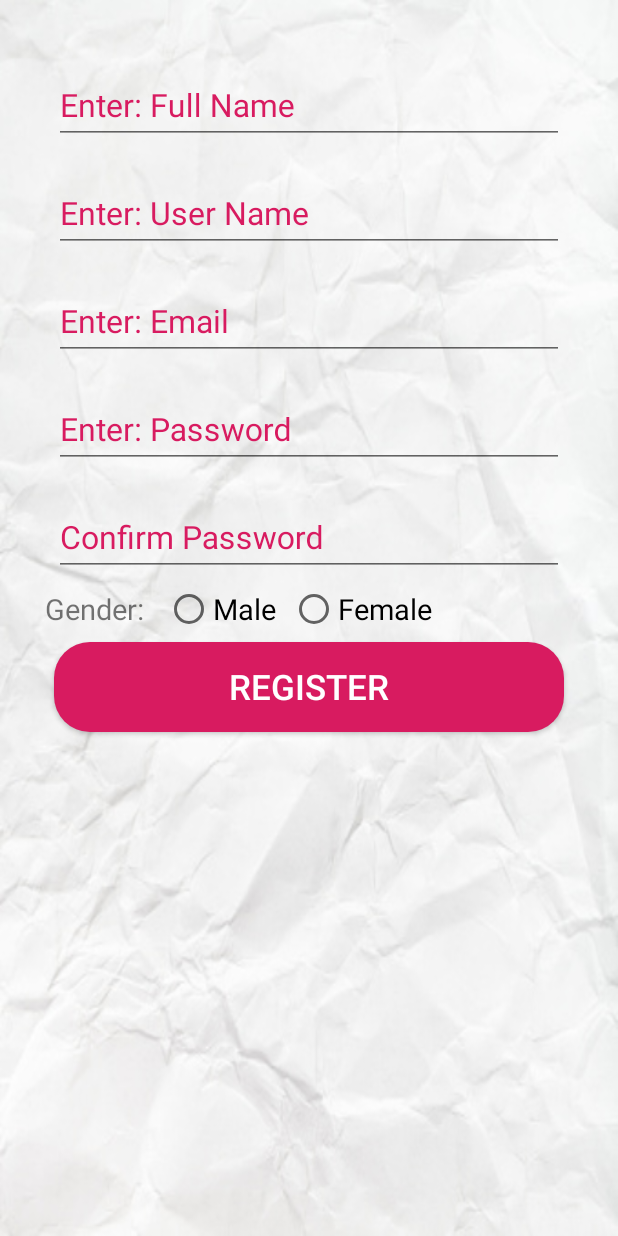
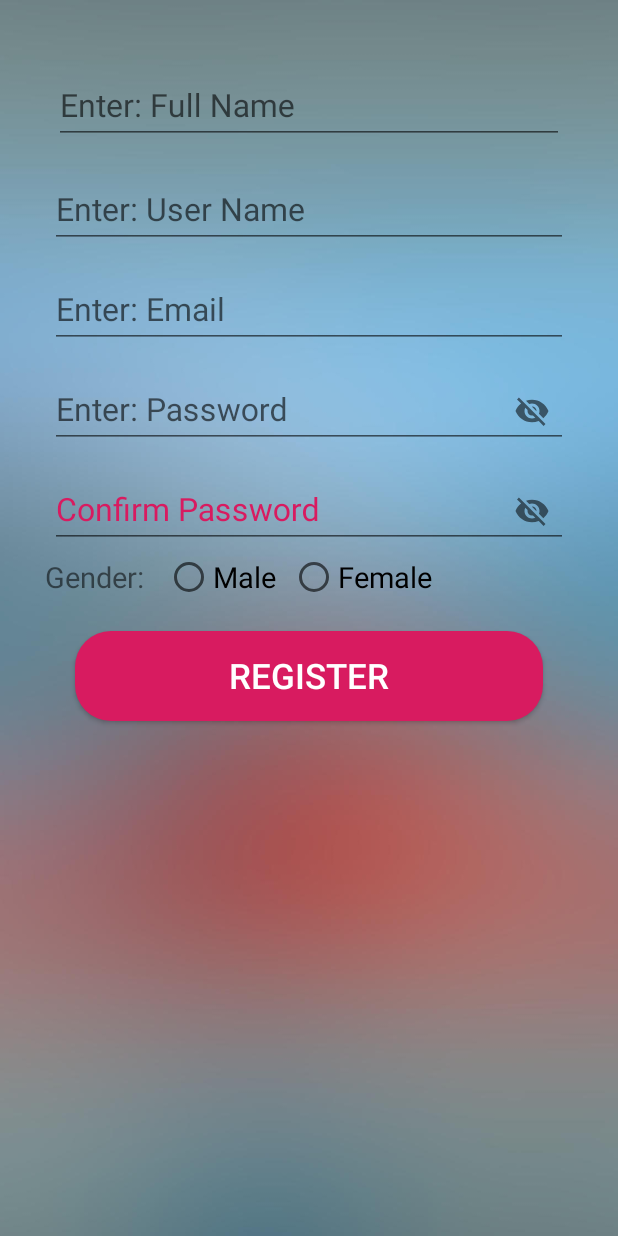
Before and after one commit to ShuvasRayamajhi/AndroidTouristApp, an Android app: the layout activity_sign__form.xml on its own in the app's theme, with its tools: preview values and no code run, on a phone screen of 412 x 824 dp. Run offline under Robolectric (Android 15) with nearby library versions, the phone set to English and light mode, and no system bars.

Commit message:
done material layout design for log in form

```diff
--- a/app/src/main/java/com/rayamajs/cwapp/Sign_Form.java
+++ b/app/src/main/java/com/rayamajs/cwapp/Sign_Form.java
@@ -10,5 +10,6 @@ public class Sign_Form extends AppCompatActivity {
     protected void onCreate(Bundle savedInstanceState) {
         super.onCreate(savedInstanceState);
         setContentView(R.layout.activity_sign__form);
+        getSupportActionBar().setTitle("Register");
     }
 }
--- a/app/src/main/res/layout/activity_sign__form.xml
+++ b/app/src/main/res/layout/activity_sign__form.xml
@@ -4,7 +4,7 @@
     xmlns:tools="http://schemas.android.com/tools"
     android:layout_width="match_parent"
     android:layout_height="match_parent"
-    android:background="@drawable/paper"
+    android:background="@drawable/register_background"
     android:orientation="vertical"
     android:padding="30dp"
     tools:context=".Sign_Form">
@@ -15,8 +15,6 @@
         android:focusable="true"
         android:focusableInTouchMode="true"
         android:layout_margin="6dp"
-
-        android:textColorHint="@color/colorAccent"
         >
 
         <EditText
@@ -34,8 +32,7 @@
         android:layout_height="wrap_content"
         android:focusable="true"
         android:focusableInTouchMode="true"
-        android:layout_margin="6dp"
-        android:textColorHint="@color/colorAccent"
+        android:layout_margin="3dp"
         >
 
         <EditText
@@ -53,9 +50,7 @@
         android:layout_height="wrap_content"
         android:focusable="true"
         android:focusableInTouchMode="true"
-        android:layout_margin="6dp"
-        android:textColorHint="@color/colorAccent"
-        >
+        android:layout_margin="3dp"        >
 
         <EditText
             android:layout_width="match_parent"
@@ -72,8 +67,8 @@
         android:layout_height="wrap_content"
         android:focusable="true"
         android:focusableInTouchMode="true"
-        android:layout_margin="6dp"
-        android:textColorHint="@color/colorAccent"
+        app:passwordToggleEnabled="true"
+        android:layout_margin="3dp"
         >
 
         <EditText
@@ -91,7 +86,8 @@
         android:layout_height="wrap_content"
         android:focusable="true"
         android:focusableInTouchMode="true"
-        android:layout_margin="6dp"
+        android:layout_margin="3dp"
+        app:passwordToggleEnabled="true"
         android:textColorHint="@color/colorAccent"
         >
 
@@ -138,7 +134,7 @@
         android:layout_height="60dp"
         android:text="Register"
         android:textSize="23sp"
-        android:layout_margin="6dp"
+        android:layout_margin="20dp"
         android:textColor="#ffffff"
         android:background="@drawable/rounded_button"
         />
```
